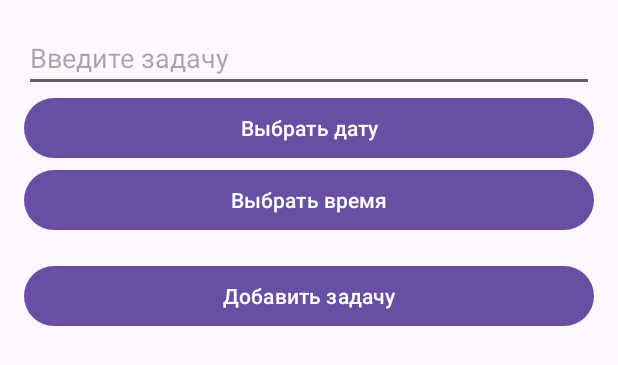
After one commit to Wuffluv/TodoList, an Android app: the layout dialog_add_task.xml on its own in the app's theme, with its tools: preview values and no code run, on a phone screen of 412 x 824 dp. The commit adds this screen. Shown: the top 365 px of the screen. Run offline under Robolectric (Android 15) with nearby library versions, the phone set to English and light mode, and no system bars.

Commit message:
Добавил добавление задачи и дату и время

```diff
--- a/App/app/src/main/res/layout/activity_main.xml
+++ b/App/app/src/main/res/layout/activity_main.xml
@@ -5,6 +5,7 @@
     android:id="@+id/main"
     android:layout_width="match_parent"
     android:layout_height="match_parent"
+    android:background="#281B28"
     tools:context=".MainActivity">
 
 
@@ -37,10 +38,13 @@
         android:id="@+id/EnterEmail"
         android:layout_width="wrap_content"
         android:layout_height="wrap_content"
+        android:backgroundTint="#FFE8E8"
         android:ems="10"
         android:hint="Email"
         android:inputType="text"
         android:textAlignment="center"
+        android:textColor="#FFFCFC"
+        android:textColorLink="#FFFFFF"
         app:layout_constraintBottom_toBottomOf="parent"
         app:layout_constraintEnd_toEndOf="parent"
         app:layout_constraintHorizontal_bias="0.502"
@@ -57,6 +61,8 @@
         android:hint="Password"
         android:inputType="text"
         android:textAlignment="center"
+        android:textColor="#FFFFFF"
+        android:textColorLink="#FDFDFD"
         app:layout_constraintBottom_toBottomOf="parent"
         app:layout_constraintEnd_toEndOf="parent"
         app:layout_constraintHorizontal_bias="0.497"
--- a/App/app/src/main/res/layout/activity_registration.xml
+++ b/App/app/src/main/res/layout/activity_registration.xml
@@ -3,7 +3,8 @@
     xmlns:app="http://schemas.android.com/apk/res-auto"
     xmlns:tools="http://schemas.android.com/tools"
     android:layout_width="match_parent"
-    android:layout_height="match_parent">
+    android:layout_height="match_parent"
+    android:background="#281B28">
 
 
     <EditText
@@ -14,6 +15,7 @@
         android:hint="Email"
         android:inputType="text"
         android:textAlignment="center"
+        android:textColor="#F0F0F0"
         app:layout_constraintBottom_toBottomOf="parent"
         app:layout_constraintEnd_toEndOf="parent"
         app:layout_constraintStart_toStartOf="parent"
--- /dev/null
+++ b/App/app/src/main/res/layout/dialog_add_task.xml
@@ -0,0 +1,32 @@
+<?xml version="1.0" encoding="utf-8"?>
+<LinearLayout xmlns:android="http://schemas.android.com/apk/res/android"
+    android:layout_width="match_parent"
+    android:layout_height="wrap_content"
+    android:orientation="vertical"
+    android:padding="16dp">
+
+    <EditText
+        android:id="@+id/taskDescription"
+        android:layout_width="match_parent"
+        android:layout_height="wrap_content"
+        android:hint="Введите задачу" />
+
+    <Button
+        android:id="@+id/pickDateButton"
+        android:layout_width="match_parent"
+        android:layout_height="wrap_content"
+        android:text="Выбрать дату" />
+
+    <Button
+        android:id="@+id/pickTimeButton"
+        android:layout_width="match_parent"
+        android:layout_height="wrap_content"
+        android:text="Выбрать время" />
+
+    <Button
+        android:id="@+id/addTaskButton"
+        android:layout_width="match_parent"
+        android:layout_height="wrap_content"
+        android:text="Добавить задачу"
+        android:layout_marginTop="16dp" />
+</LinearLayout>
```
Also changed, not shown: App/app/src/main/java/com/example/todolist/MainMenuActivity.java (+89 -0 lines), App/app/src/main/java/com/example/todolist/Task.java (added, +31 -0 lines), App/app/src/main/res/layout/mainmenu.xml (+18 -18 lines).
